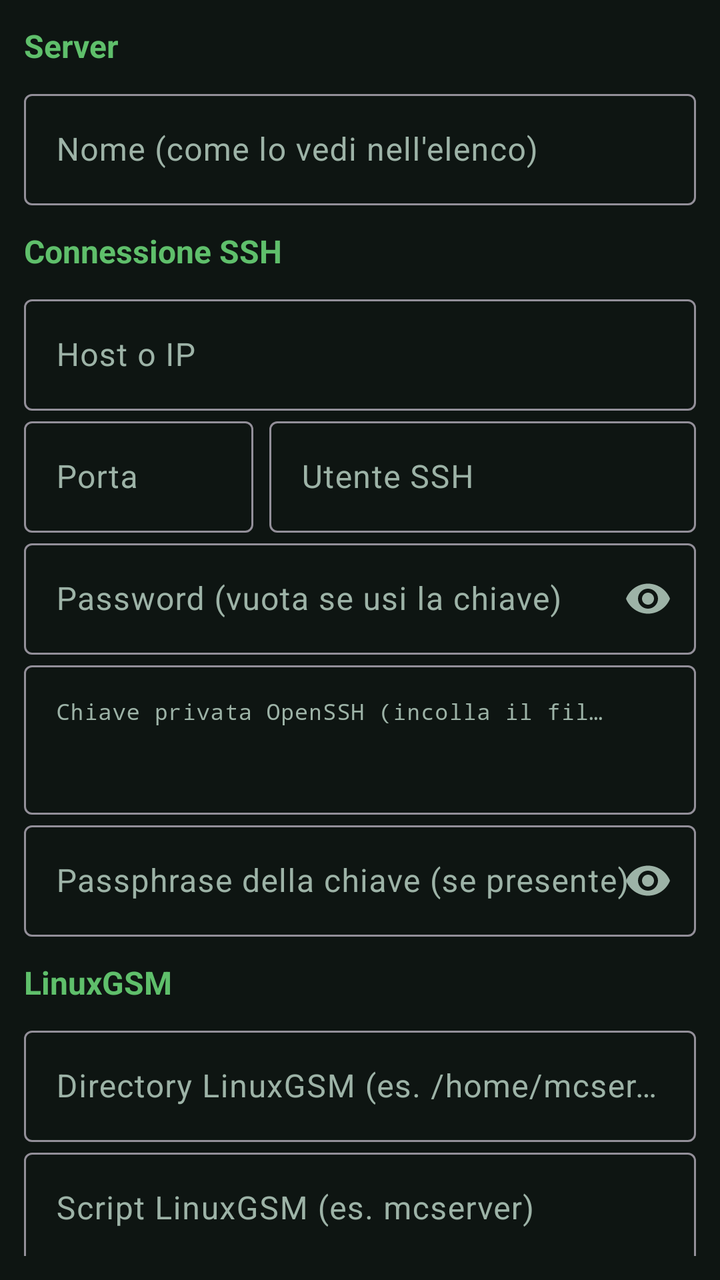
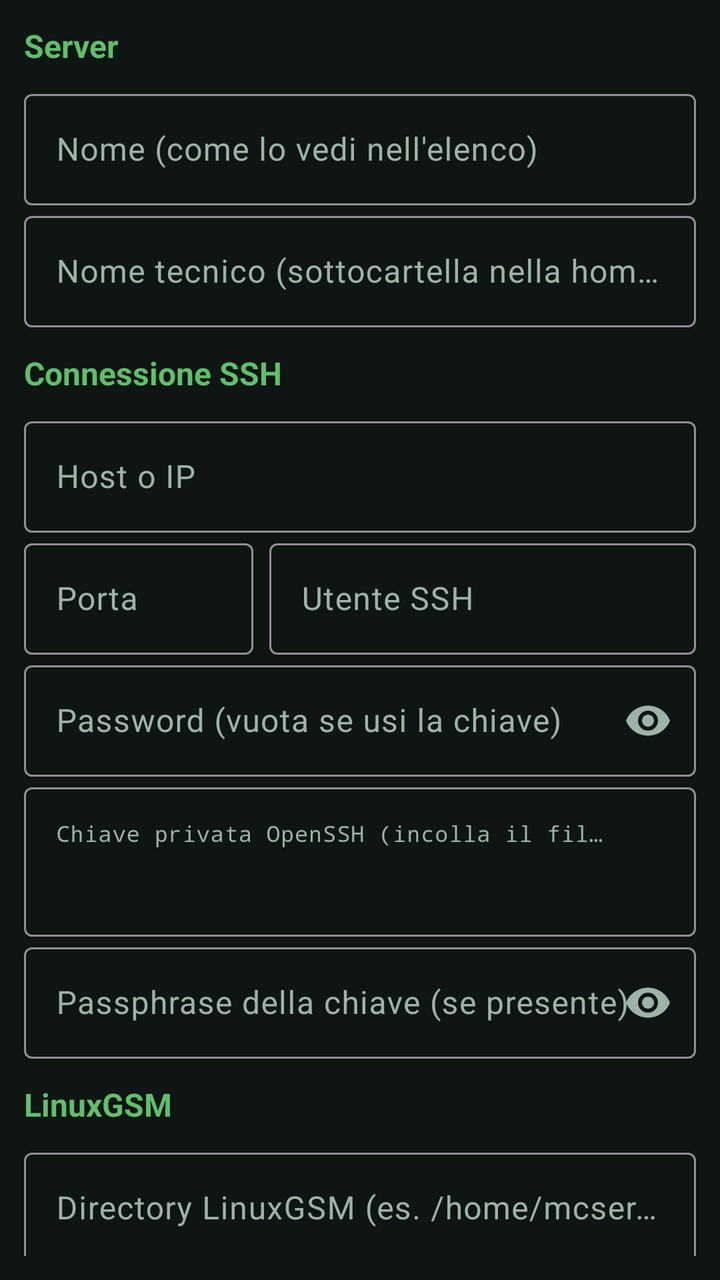

Two renders of the same Android screen: before a commit and after it. Below are the layout's source before the change and the commit's diff.
<!-- AndroidManifest.xml: application theme Theme.McMonitor -->
<!-- res/layout/fragment_settings.xml -->
<?xml version="1.0" encoding="utf-8"?>
<androidx.core.widget.NestedScrollView xmlns:android="http://schemas.android.com/apk/res/android"
    xmlns:app="http://schemas.android.com/apk/res-auto"
    android:layout_width="match_parent"
    android:layout_height="match_parent"
    android:padding="12dp">

    <LinearLayout
        android:layout_width="match_parent"
        android:layout_height="wrap_content"
        android:orientation="vertical">

        <TextView
            style="@style/CardTitle"
            android:layout_width="wrap_content"
            android:layout_height="wrap_content"
            android:text="Server" />

        <com.google.android.material.textfield.TextInputLayout
            android:layout_width="match_parent"
            android:layout_height="wrap_content"
            android:hint="Nome (come lo vedi nell'elenco)">

            <com.google.android.material.textfield.TextInputEditText
                android:id="@+id/name"
                android:layout_width="match_parent"
                android:layout_height="wrap_content"
                android:inputType="textCapWords"
                android:maxLines="1" />
        </com.google.android.material.textfield.TextInputLayout>

        <TextView
            style="@style/CardTitle"
            android:layout_width="wrap_content"
            android:layout_height="wrap_content"
            android:layout_marginTop="12dp"
            android:text="Connessione SSH" />

        <com.google.android.material.textfield.TextInputLayout
            android:layout_width="match_parent"
            android:layout_height="wrap_content"
            android:hint="Host o IP">

            <com.google.android.material.textfield.TextInputEditText
                android:id="@+id/host"
                android:layout_width="match_parent"
                android:layout_height="wrap_content"
                android:inputType="textUri"
                android:maxLines="1" />
        </com.google.android.material.textfield.TextInputLayout>

        <LinearLayout
            android:layout_width="match_parent"
            android:layout_height="wrap_content"
            android:orientation="horizontal">

            <com.google.android.material.textfield.TextInputLayout
                android:layout_width="0dp"
                android:layout_height="wrap_content"
                android:layout_weight="0.35"
                android:hint="Porta">

                <com.google.android.material.textfield.TextInputEditText
                    android:id="@+id/port"
                    android:layout_width="match_parent"
                    android:layout_height="wrap_content"
                    android:inputType="number"
                    android:maxLines="1" />
            </com.google.android.material.textfield.TextInputLayout>

            <com.google.android.material.textfield.TextInputLayout
                android:layout_width="0dp"
                android:layout_height="wrap_content"
                android:layout_marginStart="8dp"
                android:layout_weight="0.65"
                android:hint="Utente SSH">

                <com.google.android.material.textfield.TextInputEditText
                    android:id="@+id/user"
                    android:layout_width="match_parent"
                    android:layout_height="wrap_content"
                    android:inputType="text"
                    android:maxLines="1" />
            </com.google.android.material.textfield.TextInputLayout>
        </LinearLayout>

        <com.google.android.material.textfield.TextInputLayout
            android:layout_width="match_parent"
            android:layout_height="wrap_content"
            android:hint="Password (vuota se usi la chiave)"
            app:endIconMode="password_toggle">

            <com.google.android.material.textfield.TextInputEditText
                android:id="@+id/password"
                android:layout_width="match_parent"
                android:layout_height="wrap_content"
                android:inputType="textPassword"
                android:maxLines="1" />
        </com.google.android.material.textfield.TextInputLayout>

        <com.google.android.material.textfield.TextInputLayout
            android:layout_width="match_parent"
            android:layout_height="wrap_content"
            android:hint="Chiave privata OpenSSH (incolla il file intero)">

            <com.google.android.material.textfield.TextInputEditText
                android:id="@+id/privateKey"
                android:layout_width="match_parent"
                android:layout_height="wrap_content"
                android:fontFamily="monospace"
                android:gravity="top"
                android:inputType="textMultiLine"
                android:maxLines="6"
                android:minLines="3"
                android:textSize="11sp" />
        </com.google.android.material.textfield.TextInputLayout>

        <com.google.android.material.textfield.TextInputLayout
            android:layout_width="match_parent"
            android:layout_height="wrap_content"
            android:hint="Passphrase della chiave (se presente)"
            app:endIconMode="password_toggle">

            <com.google.android.material.textfield.TextInputEditText
                android:id="@+id/passphrase"
                android:layout_width="match_parent"
                android:layout_height="wrap_content"
                android:inputType="textPassword"
                android:maxLines="1" />
        </com.google.android.material.textfield.TextInputLayout>

        <TextView
            style="@style/CardTitle"
            android:layout_width="wrap_content"
            android:layout_height="wrap_content"
            android:layout_marginTop="12dp"
            android:text="LinuxGSM" />

        <com.google.android.material.textfield.TextInputLayout
            android:layout_width="match_parent"
            android:layout_height="wrap_content"
            android:hint="Directory LinuxGSM (es. /home/mcserver)">

            <com.google.android.material.textfield.TextInputEditText
                android:id="@+id/lgsmDir"
                android:layout_width="match_parent"
                android:layout_height="wrap_content"
                android:inputType="text"
                android:maxLines="1" />
        </com.google.android.material.textfield.TextInputLayout>

        <com.google.android.material.textfield.TextInputLayout
            android:layout_width="match_parent"
            android:layout_height="wrap_content"
            android:hint="Script LinuxGSM (es. mcserver)">

            <com.google.android.material.textfield.TextInputEditText
                android:id="@+id/script"
                android:layout_width="match_parent"
                android:layout_height="wrap_content"
                android:inputType="text"
                android:maxLines="1" />
        </com.google.android.material.textfield.TextInputLayout>

        <com.google.android.material.textfield.TextInputLayout
            android:layout_width="match_parent"
            android:layout_height="wrap_content"
            android:hint="serverfiles (vuoto = &lt;dir&gt;/serverfiles)">

            <com.google.android.material.textfield.TextInputEditText
                android:id="@+id/serverFiles"
                android:layout_width="match_parent"
                android:layout_height="wrap_content"
                android:inputType="text"
                android:maxLines="1" />
        </com.google.android.material.textfield.TextInputLayout>

        <com.google.android.material.textfield.TextInputLayout
            android:layout_width="match_parent"
            android:layout_height="wrap_content"
            android:hint="Sessione tmux (vuoto = nome dello script)">

            <com.google.android.material.textfield.TextInputEditText
                android:id="@+id/tmuxSession"
                android:layout_width="match_parent"
                android:layout_height="wrap_content"
                android:inputType="text"
                android:maxLines="1" />
        </com.google.android.material.textfield.TextInputLayout>

        <com.google.android.material.materialswitch.MaterialSwitch
            android:id="@+id/useLgsmSend"
            android:layout_width="match_parent"
            android:layout_height="wrap_content"
            android:layout_marginTop="4dp"
            android:checked="true"
            android:text="Invia comandi con &quot;lgsm send&quot; (altrimenti tmux)" />

        <TextView
            style="@style/CardTitle"
            android:layout_width="wrap_content"
            android:layout_height="wrap_content"
            android:layout_marginTop="12dp"
            android:text="RCON" />

        <TextView
            android:layout_width="match_parent"
            android:layout_height="wrap_content"
            android:layout_marginBottom="6dp"
            android:text="Con RCON i comandi tornano la risposta del server e non lasciano righe di servizio nel log. Il tunnel SSH lo rende raggiungibile senza aprire porte sul firewall."
            android:textColor="@color/text_dim"
            android:textSize="12sp" />

        <com.google.android.material.materialswitch.MaterialSwitch
            android:id="@+id/rconEnabled"
            android:layout_width="match_parent"
            android:layout_height="wrap_content"
            android:text="Usa RCON per comandi e posizioni" />

        <com.google.android.material.materialswitch.MaterialSwitch
            android:id="@+id/rconTunnel"
            android:layout_width="match_parent"
            android:layout_height="wrap_content"
            android:layout_marginTop="4dp"
            android:checked="true"
            android:text="Passa dal tunnel SSH (consigliato)" />

        <LinearLayout
            android:layout_width="match_parent"
            android:layout_height="wrap_content"
            android:layout_marginTop="4dp"
            android:orientation="horizontal">

            <com.google.android.material.textfield.TextInputLayout
                android:layout_width="0dp"
                android:layout_height="wrap_content"
                android:layout_marginEnd="8dp"
                android:layout_weight="0.4"
                android:hint="Porta RCON">

                <com.google.android.material.textfield.TextInputEditText
                    android:id="@+id/rconPort"
                    android:layout_width="match_parent"
                    android:layout_height="wrap_content"
                    android:inputType="number"
                    android:maxLines="1" />
            </com.google.android.material.textfield.TextInputLayout>

            <com.google.android.material.textfield.TextInputLayout
                android:layout_width="0dp"
                android:layout_height="wrap_content"
                android:layout_weight="0.6"
                android:hint="Password RCON"
                app:endIconMode="password_toggle">

                <com.google.android.material.textfield.TextInputEditText
                    android:id="@+id/rconPassword"
                    android:layout_width="match_parent"
                    android:layout_height="wrap_content"
                    android:inputType="textPassword"
                    android:maxLines="1" />
            </com.google.android.material.textfield.TextInputLayout>
        </LinearLayout>

        <LinearLayout
            android:layout_width="match_parent"
            android:layout_height="wrap_content"
            android:orientation="horizontal">

            <com.google.android.material.button.MaterialButton
                android:id="@+id/btnRconPassword"
                style="@style/Widget.Material3.Button.TextButton"
                android:layout_width="0dp"
                android:layout_height="wrap_content"
                android:layout_weight="1"
                android:text="Genera password" />

            <com.google.android.material.button.MaterialButton
                android:id="@+id/btnRconTest"
                style="@style/Widget.Material3.Button.TextButton"
                android:layout_width="0dp"
                android:layout_height="wrap_content"
                android:layout_weight="1"
                android:text="Prova RCON" />
        </LinearLayout>

        <com.google.android.material.button.MaterialButton
            android:id="@+id/btnRconSetup"
            style="@style/Widget.Material3.Button.TonalButton"
            android:layout_width="match_parent"
            android:layout_height="wrap_content"
            android:text="Attiva RCON sul server e riavvia" />

        <TextView
            style="@style/CardTitle"
            android:layout_width="wrap_content"
            android:layout_height="wrap_content"
            android:layout_marginTop="12dp"
            android:text="Mappa" />

        <com.google.android.material.textfield.TextInputLayout
            android:layout_width="match_parent"
            android:layout_height="wrap_content"
            android:hint="URL mappa web Dynmap/BlueMap (opzionale)">

            <com.google.android.material.textfield.TextInputEditText
                android:id="@+id/webMapUrl"
                android:layout_width="match_parent"
                android:layout_height="wrap_content"
                android:inputType="textUri"
                android:maxLines="1" />
        </com.google.android.material.textfield.TextInputLayout>

        <com.google.android.material.textfield.TextInputLayout
            android:layout_width="match_parent"
            android:layout_height="wrap_content"
            android:hint="Intervallo tracciamento posizioni (secondi)">

            <com.google.android.material.textfield.TextInputEditText
                android:id="@+id/pollSeconds"
                android:layout_width="match_parent"
                android:layout_height="wrap_content"
                android:inputType="number"
                android:maxLines="1" />
        </com.google.android.material.textfield.TextInputLayout>

        <LinearLayout
            android:layout_width="match_parent"
            android:layout_height="wrap_content"
            android:layout_marginTop="12dp"
            android:orientation="horizontal">

            <com.google.android.material.button.MaterialButton
                android:id="@+id/btnSave"
                android:layout_width="0dp"
                android:layout_height="wrap_content"
                android:layout_marginEnd="8dp"
                android:layout_weight="1"
                android:text="Salva" />

            <com.google.android.material.button.MaterialButton
                android:id="@+id/btnTest"
                style="@style/Widget.Material3.Button.OutlinedButton"
                android:layout_width="0dp"
                android:layout_height="wrap_content"
                android:layout_weight="1"
                android:text="Prova connessione" />
        </LinearLayout>

        <com.google.android.material.button.MaterialButton
            android:id="@+id/btnDiagnose"
            style="@style/Widget.Material3.Button.TonalButton"
            android:layout_width="match_parent"
            android:layout_height="wrap_content"
            android:layout_marginTop="8dp"
            android:text="Diagnostica connessione" />

        <com.google.android.material.button.MaterialButton
            android:id="@+id/btnForgetHostKey"
            style="@style/Widget.Material3.Button.TextButton"
            android:layout_width="match_parent"
            android:layout_height="wrap_content"
            android:text="Dimentica fingerprint host" />

        <TextView
            android:id="@+id/testResult"
            style="@style/Mono"
            android:layout_width="match_parent"
            android:layout_height="wrap_content"
            android:layout_marginTop="8dp"
            android:padding="8dp" />

        <TextView
            android:layout_width="match_parent"
            android:layout_height="wrap_content"
            android:layout_marginTop="12dp"
            android:text="Le credenziali restano nella memoria privata dell'app su questo dispositivo. Per sicurezza usa un utente SSH dedicato con accesso a chiave."
            android:textColor="@color/text_dim"
            android:textSize="12sp" />
    </LinearLayout>
</androidx.core.widget.NestedScrollView>
<!-- resources referenced by this layout -->
<resources>
  <color name="text_dim">#9DB3A7</color>
  <style name="CardTitle">
          <item name="android:textSize">16sp</item>
          <item name="android:textStyle">bold</item>
          <item name="android:textColor">@color/grass</item>
          <item name="android:layout_marginBottom">8dp</item>
      </style>
  <style name="Mono">
          <item name="android:fontFamily">monospace</item>
          <item name="android:textSize">12sp</item>
          <item name="android:textColor">@color/text</item>
          <item name="android:textIsSelectable">true</item>
      </style>
  <style name="Theme.McMonitor" parent="Theme.Material3.Dark.NoActionBar">
          <item name="colorPrimary">@color/grass</item>
          <item name="colorOnPrimary">#06120B</item>
          <item name="colorPrimaryContainer">@color/grass_dark</item>
          <item name="colorOnPrimaryContainer">@color/text</item>
          <item name="colorSecondary">@color/dirt</item>
          <item name="colorError">@color/danger</item>
          <item name="android:colorBackground">@color/bg</item>
          <item name="colorSurface">@color/surface</item>
          <item name="colorSurfaceVariant">@color/surface_high</item>
          <item name="colorOnSurface">@color/text</item>
          <item name="colorOnSurfaceVariant">@color/text_dim</item>
          <item name="android:statusBarColor" tools:targetApi="l">@color/surface</item>
          <item name="android:navigationBarColor" tools:targetApi="l">@color/bg</item>
      </style>
  <color name="grass">#5FBF6B</color>
  <color name="text">#E6F0EA</color>
  <color name="grass_dark">#2E7D32</color>
  <color name="dirt">#8D6E63</color>
  <color name="danger">#EF5350</color>
  <color name="bg">#0E1512</color>
  <color name="surface">#16211C</color>
  <color name="surface_high">#1D2C25</color>
</resources>

<!-- the commit's change to res/layout/fragment_settings.xml (unified diff, before → after) -->
@@ -26,6 +26,19 @@
                 android:layout_width="match_parent"
                 android:layout_height="wrap_content"
                 android:inputType="textCapWords"
+                android:maxLines="1" />
+        </com.google.android.material.textfield.TextInputLayout>
+
+        <com.google.android.material.textfield.TextInputLayout
+            android:layout_width="match_parent"
+            android:layout_height="wrap_content"
+            android:hint="Nome tecnico (sottocartella nella home)">
+
+            <com.google.android.material.textfield.TextInputEditText
+                android:id="@+id/slug"
+                android:layout_width="match_parent"
+                android:layout_height="wrap_content"
+                android:inputType="text"
                 android:maxLines="1" />
         </com.google.android.material.textfield.TextInputLayout>
 
@@ -348,6 +361,14 @@
         </LinearLayout>
 
         <com.google.android.material.button.MaterialButton
+            android:id="@+id/btnPrepare"
+            style="@style/Widget.Material3.Button.TonalButton"
+            android:layout_width="match_parent"
+            android:layout_height="wrap_content"
+            android:layout_marginTop="8dp"
+            android:text="Prepara un server vuoto" />
+
+        <com.google.android.material.button.MaterialButton
             android:id="@+id/btnDiagnose"
             style="@style/Widget.Material3.Button.TonalButton"
             android:layout_width="match_parent"
